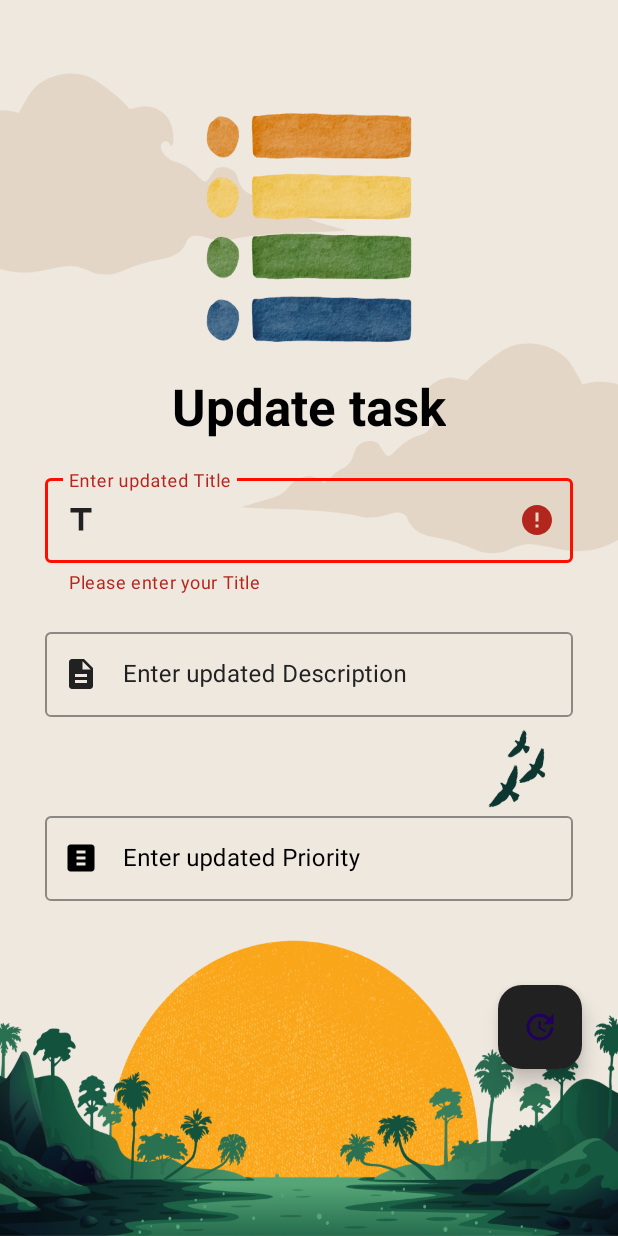
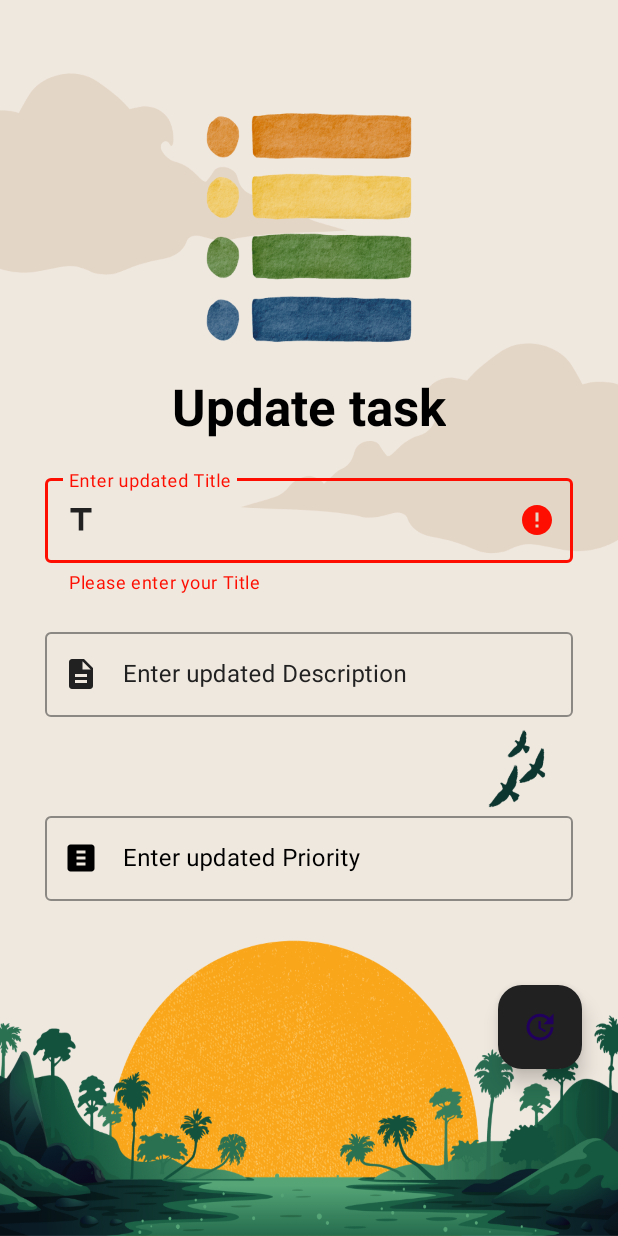
Before and after one commit to duvindunimsara/Task-Management-App, an Android app: the UpdateNoteActivity screen opened directly, with no data from a screen before it, after a tap on "Update", on a phone screen of 412 x 824 dp. Run offline under Robolectric (Android 15) with nearby library versions, the phone set to English and light mode, and no system bars; Roboto replaces fonts that are not available here.

```diff
--- a/app/src/main/java/com/example/task_management/AddNoteActivity.kt
+++ b/app/src/main/java/com/example/task_management/AddNoteActivity.kt
@@ -55,6 +55,12 @@ class AddNoteActivity : AppCompatActivity() {
             etPriority.requestFocus()
             return
         }
+        val priorityValue = priority.toIntOrNull()
+        if (priorityValue == null || priorityValue < 1 || priorityValue > 3) {
+            etPriority.error = "Priority must be a number between 1 and 3"
+            etPriority.requestFocus()
+            return
+        }
 
         dbOpenHelper.addNote(title, description, priority.toInt())
         Toast.makeText(this, "Added", Toast.LENGTH_SHORT).show()
--- a/app/src/main/res/layout/activity_update_note.xml
+++ b/app/src/main/res/layout/activity_update_note.xml
@@ -49,8 +49,11 @@
         android:textColorHint="@color/grey"
         app:boxStrokeColor="@color/black"
         app:boxStrokeErrorColor="@color/error_icon_color"
+        app:cursorErrorColor="@color/error_icon_color"
         app:endIconMode="clear_text"
         app:errorEnabled="true"
+        app:errorIconTint="@color/error_icon_color"
+        app:errorTextColor="@color/error_icon_color"
         app:hintTextColor="@color/black"
         app:layout_constraintEnd_toStartOf="@id/guideline_end"
         app:layout_constraintHorizontal_bias="0.0"
@@ -78,8 +81,11 @@
         android:textColorHint="@color/grey"
         app:boxStrokeColor="@color/black"
         app:boxStrokeErrorColor="@color/error_icon_color"
+        app:cursorErrorColor="@color/error_icon_color"
         app:endIconMode="clear_text"
         app:errorEnabled="true"
+        app:errorIconTint="@color/error_icon_color"
+        app:errorTextColor="@color/error_icon_color"
         app:hintTextColor="@color/black"
         app:layout_constraintEnd_toStartOf="@id/guideline_end"
         app:layout_constraintHorizontal_bias="0.0"
@@ -107,8 +113,12 @@
         android:textColorHint="@color/black"
         app:boxStrokeColor="@color/black"
         app:boxStrokeErrorColor="@color/error_icon_color"
+        app:counterTextColor="@color/black"
+        app:cursorErrorColor="@color/error_icon_color"
         app:endIconMode="clear_text"
         app:errorEnabled="true"
+        app:errorIconTint="@color/error_icon_color"
+        app:errorTextColor="@color/error_icon_color"
         app:hintTextColor="@color/black"
         app:layout_constraintEnd_toStartOf="@id/guideline_end"
         app:layout_constraintHorizontal_bias="1.0"
@@ -120,7 +130,8 @@
         <com.google.android.material.textfield.TextInputEditText
             android:layout_width="match_parent"
             android:layout_height="wrap_content"
-            android:inputType="number" />
+            android:inputType="number"
+            android:textColor="@color/black" />
 
     </com.google.android.material.textfield.TextInputLayout>
 
```
Also changed, not shown: app/src/main/java/com/example/task_management/UpdateNoteActivity.kt (+9 -1 lines).
